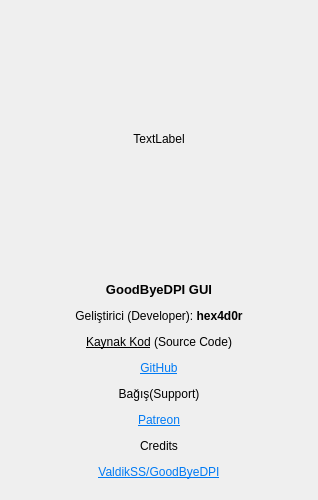
Above: src/about.ui from Include-sys/GUI-for-GoodbyeDPI before the change. Below: the same form after it.
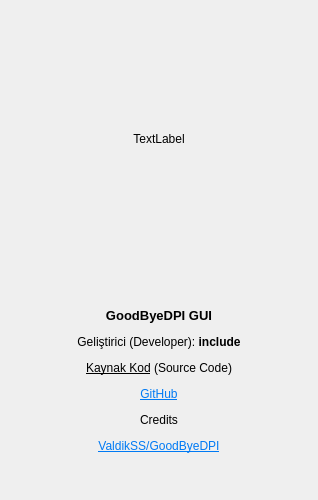
That is the form after the change.

The edit to the form file:
```diff
--- a/src/about.ui
+++ b/src/about.ui
@@ -35,7 +35,7 @@
       </size>
      </property>
      <property name="text">
-      <string>&lt;html&gt;&lt;head/&gt;&lt;body&gt;&lt;p align=&quot;center&quot;&gt;&lt;span style=&quot; font-size:10pt; font-weight:600;&quot;&gt;GoodByeDPI GUI&lt;/span&gt;&lt;/p&gt;&lt;p align=&quot;center&quot;&gt;Geliştirici (Developer): &lt;span style=&quot; font-weight:600;&quot;&gt;hex4d0r&lt;/span&gt;&lt;/p&gt;&lt;p align=&quot;center&quot;&gt;&lt;span style=&quot; text-decoration: underline;&quot;&gt;Kaynak Kod&lt;/span&gt; (Source Code)&lt;/p&gt;&lt;p align=&quot;center&quot;&gt;&lt;a href=&quot;https://github.com/hex4d0r/GUI-for-GoodbyeDPI&quot;&gt;&lt;span style=&quot; text-decoration: underline; color:#007af4;&quot;&gt;GitHub&lt;/span&gt;&lt;/a&gt;&lt;/p&gt;&lt;p align=&quot;center&quot;&gt;Bağış(Support)&lt;/p&gt;&lt;p align=&quot;center&quot;&gt;&lt;a href=&quot;https://www.patreon.com/hex4d0r&quot;&gt;&lt;span style=&quot; text-decoration: underline; color:#007af4;&quot;&gt;Patreon&lt;/span&gt;&lt;/a&gt;&lt;/p&gt;&lt;p align=&quot;center&quot;&gt;Credits&lt;/p&gt;&lt;p align=&quot;center&quot;&gt;&lt;a href=&quot;https://github.com/ValdikSS/GoodbyeDPI&quot;&gt;&lt;span style=&quot; text-decoration: underline; color:#007af4;&quot;&gt;ValdikSS/GoodByeDPI&lt;/span&gt;&lt;/a&gt;&lt;/p&gt;&lt;/body&gt;&lt;/html&gt;</string>
+      <string>&lt;html&gt;&lt;head/&gt;&lt;body&gt;&lt;p align=&quot;center&quot;&gt;&lt;span style=&quot; font-size:10pt; font-weight:600;&quot;&gt;GoodByeDPI GUI&lt;/span&gt;&lt;/p&gt;&lt;p align=&quot;center&quot;&gt;Geliştirici (Developer): &lt;span style=&quot; font-weight:600;&quot;&gt;include&lt;/span&gt;&lt;/p&gt;&lt;p align=&quot;center&quot;&gt;&lt;span style=&quot; text-decoration: underline;&quot;&gt;Kaynak Kod&lt;/span&gt; (Source Code)&lt;/p&gt;&lt;p align=&quot;center&quot;&gt;&lt;a href=&quot;https://github.com/include-sys/GUI-for-GoodbyeDPI&quot;&gt;&lt;span style=&quot; text-decoration: underline; color:#007af4;&quot;&gt;GitHub&lt;/span&gt;&lt;/a&gt;&lt;/p&gt;&lt;p align=&quot;center&quot;&gt;Credits&lt;/p&gt;&lt;p align=&quot;center&quot;&gt;&lt;a href=&quot;https://github.com/ValdikSS/GoodbyeDPI&quot;&gt;&lt;span style=&quot; text-decoration: underline; color:#007af4;&quot;&gt;ValdikSS/GoodByeDPI&lt;/span&gt;&lt;/a&gt;&lt;/p&gt;&lt;/body&gt;&lt;/html&gt;</string>
      </property>
      <property name="alignment">
       <set>Qt::AlignCenter</set>
```
